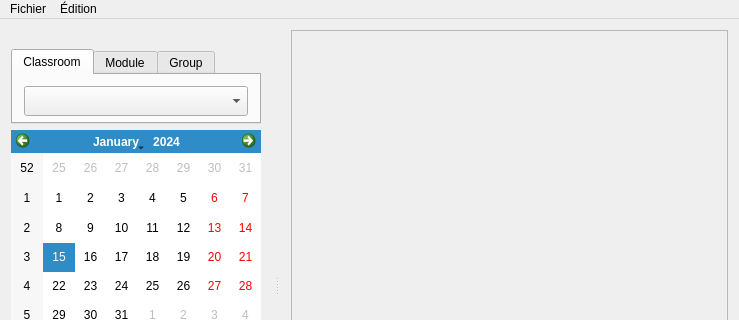
Qt form Gui/mainwindow.ui (JeanCoquet/Zebulon) before a commit; both pictures show x 0 to 739 and y 0 to 320 of the 739 by 573 pixel window.
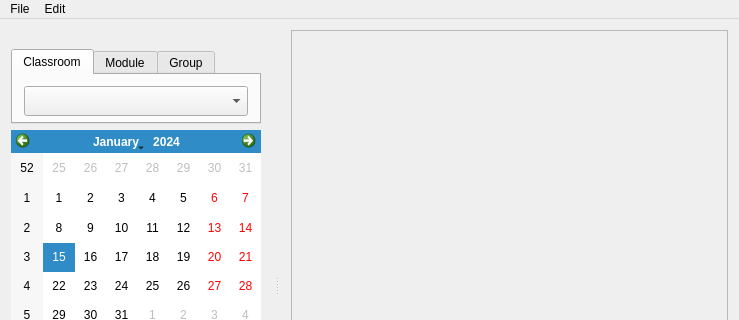
The same form after that commit. Icons and pictures are not drawn. Custom widgets are drawn as their Qt base class.

```diff
--- a/Gui/mainwindow.ui
+++ b/Gui/mainwindow.ui
@@ -53,18 +53,18 @@
      <x>0</x>
      <y>0</y>
      <width>739</width>
-     <height>29</height>
+     <height>25</height>
     </rect>
    </property>
    <widget class="QMenu" name="menuFichier">
     <property name="title">
-     <string>Fichier</string>
+     <string>File</string>
     </property>
     <addaction name="actionClose"/>
    </widget>
    <widget class="QMenu" name="menu_dition">
     <property name="title">
-     <string>Édition</string>
+     <string>Edit</string>
     </property>
    </widget>
    <addaction name="menuFichier"/>
```
Left out of the diff: 8 changed lines with no effect on the pictures.
